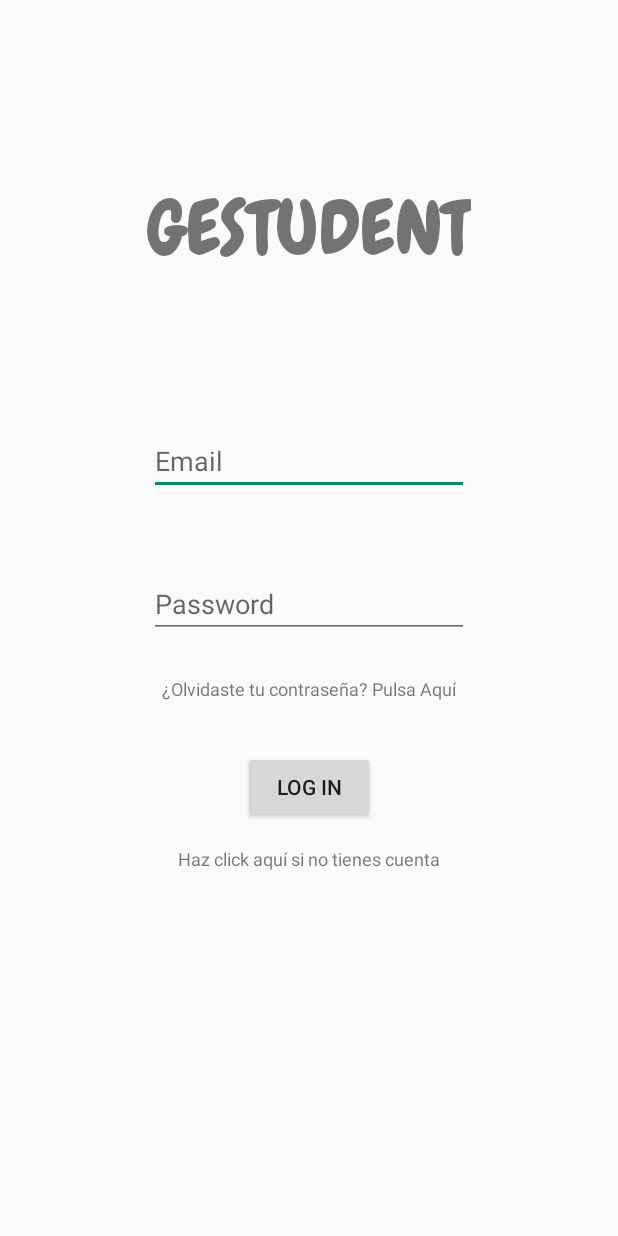
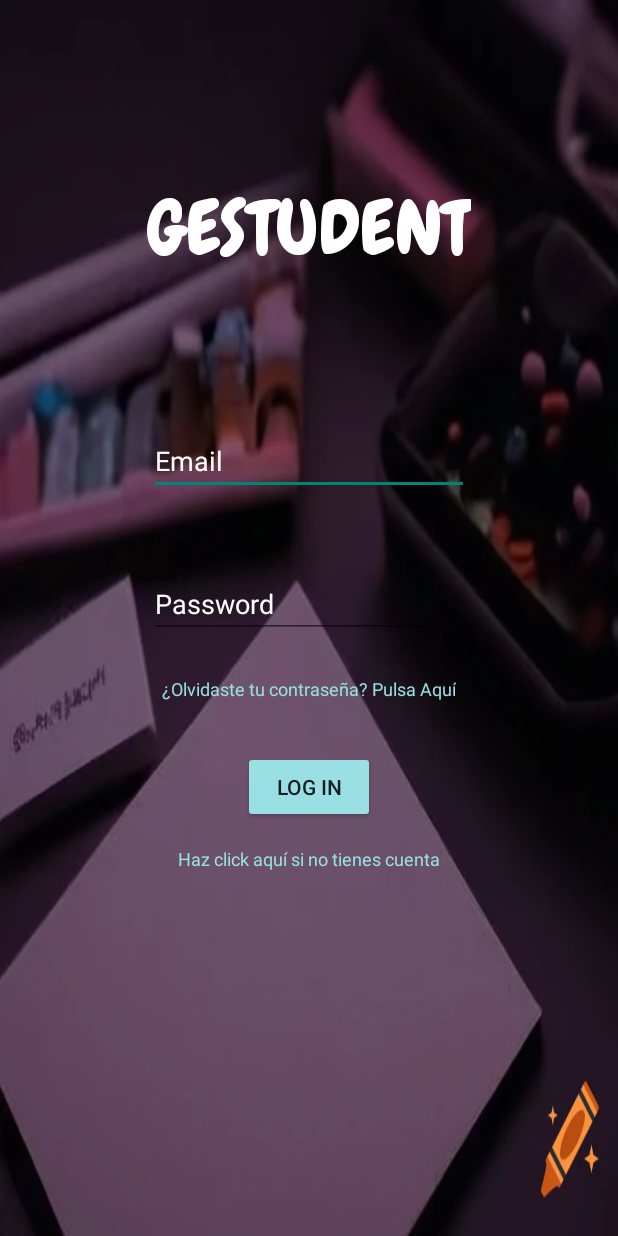
Before and after one commit to FdezGMiguel95/GeSTudent, an Android app: the LoginActivity screen opened directly, with no data from a screen before it, on a phone screen of 412 x 824 dp. Run offline under Robolectric (Android 15) with nearby library versions, the phone set to English and light mode, and no system bars.

Commit message:
Aporte en colores, cambios de color en algunas partes y puesta la imagen de registro y login

```diff
--- a/app/src/main/AndroidManifest.xml
+++ b/app/src/main/AndroidManifest.xml
@@ -10,7 +10,7 @@
         android:label="@string/app_name"
         android:roundIcon="@mipmap/ic_launcher_round"
         android:supportsRtl="true"
-        android:theme="@style/Theme.GeSTudent"
+        android:theme="@style/Base.Theme.GeSTudent"
         tools:targetApi="31">
         <activity
             android:name=".SplashActivity"
--- a/app/src/main/res/layout/activity_login.xml
+++ b/app/src/main/res/layout/activity_login.xml
@@ -3,6 +3,7 @@
     xmlns:android="http://schemas.android.com/apk/res/android"
     xmlns:app="http://schemas.android.com/apk/res-auto"
     xmlns:tools="http://schemas.android.com/tools"
+    android:background="@drawable/fondo"
     android:layout_width="match_parent"
     android:layout_height="match_parent"
     tools:context=".LoginActivity">
@@ -15,7 +16,9 @@
         android:fontFamily="@font/chewy"
         android:layout_centerHorizontal="true"
         android:textSize="50dp"
-        android:layout_marginTop="120dp" />
+        android:layout_marginTop="120dp"
+        android:textColor="@color/white"
+        />
 
     <!--
     <ImageView
@@ -37,7 +40,8 @@
         android:layout_marginTop="100dp"
         android:ems="10"
         android:hint="Email"
-        android:inputType="text" />
+        android:inputType="text"
+        />
 
     <EditText
         android:id="@+id/editText_PasswordLogIn"
@@ -58,7 +62,8 @@
         android:layout_marginTop="25dp"
         android:layout_below="@id/editText_PasswordLogIn"
         android:textSize="12dp"
-        android:text="¿Olvidaste tu contraseña? Pulsa Aquí" />
+        android:text="¿Olvidaste tu contraseña? Pulsa Aquí"
+        android:textColor="@color/btnColor"/>
 
     <Button
         android:id="@+id/button_LogIn"
@@ -78,6 +83,7 @@
         android:layout_centerHorizontal="true"
         android:layout_marginTop="15dp"
         android:text="Haz click aquí si no tienes cuenta"
-        android:textSize="12dp" />
+        android:textSize="12dp"
+        android:textColor="@color/btnColor"/>
 
 </RelativeLayout>
--- a/app/src/main/res/layout/activity_sign_in.xml
+++ b/app/src/main/res/layout/activity_sign_in.xml
@@ -6,7 +6,8 @@
     android:layout_width="match_parent"
     android:layout_height="match_parent"
     tools:context=".SignInActivity"
-    android:background="#E8F4F2">
+    android:background="@drawable/fondo"
+    >
     <TextView
         android:id="@+id/tvTitle"
         android:layout_width="wrap_content"
@@ -15,7 +16,8 @@
         android:text="GesTudent"
         android:fontFamily="@font/chewy"
         android:textSize="68dp"
-        android:layout_marginTop="53dp"/>
+        android:layout_marginTop="53dp"
+        android:textColor="@color/white"/>
 
     <EditText
         android:layout_below="@id/tvTitle"
--- a/app/src/main/res/values/themes.xml
+++ b/app/src/main/res/values/themes.xml
@@ -4,14 +4,21 @@
         <!-- Customize your light theme here. -->
         <!-- <item name="colorPrimary">@color/my_light_primary</item> -->
         <!-- Primary brand color. -->
-        <item name="colorPrimary">@color/toolbar</item>
+
+        <item name="android:windowBackground">@color/bgColor</item>
+        <item name="colorButtonNormal">@color/btnColor</item>
+        <item name="android:textColorHint">@color/white</item>
+
+
+
+        <!--<item name="colorPrimary">@color/btnColor</item>
         <item name="colorPrimaryVariant">@color/bgColor</item>
         <item name="colorOnPrimary">@color/white</item>
-        <!-- Secondary brand color. -->
+        Secondary brand color.
         <item name="colorSecondary">@color/profile</item>
         <item name="colorSecondaryVariant">@color/btnColor</item>
         <item name="colorOnSecondary">@color/black</item>
-        <!-- Status bar color. -->
+         Status bar color. -->
         <item name="android:statusBarColor" tools:targetApi="l">?attr/colorPrimaryVariant</item>
     </style>
 
```
Also changed, not shown: app/src/main/res/drawable/fondo.png (added).
